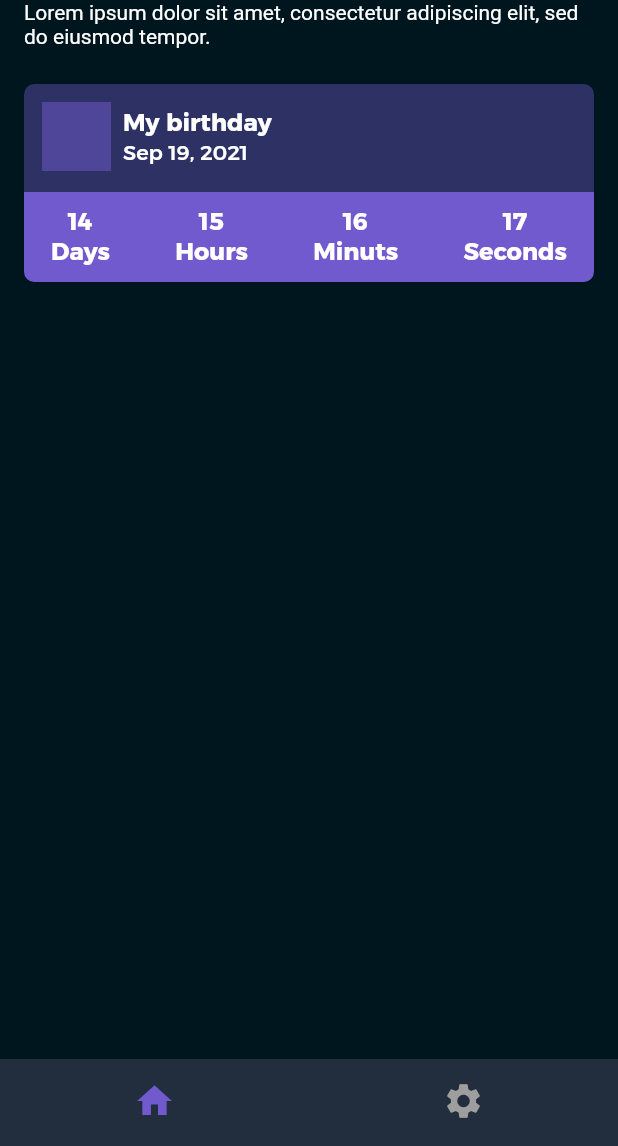
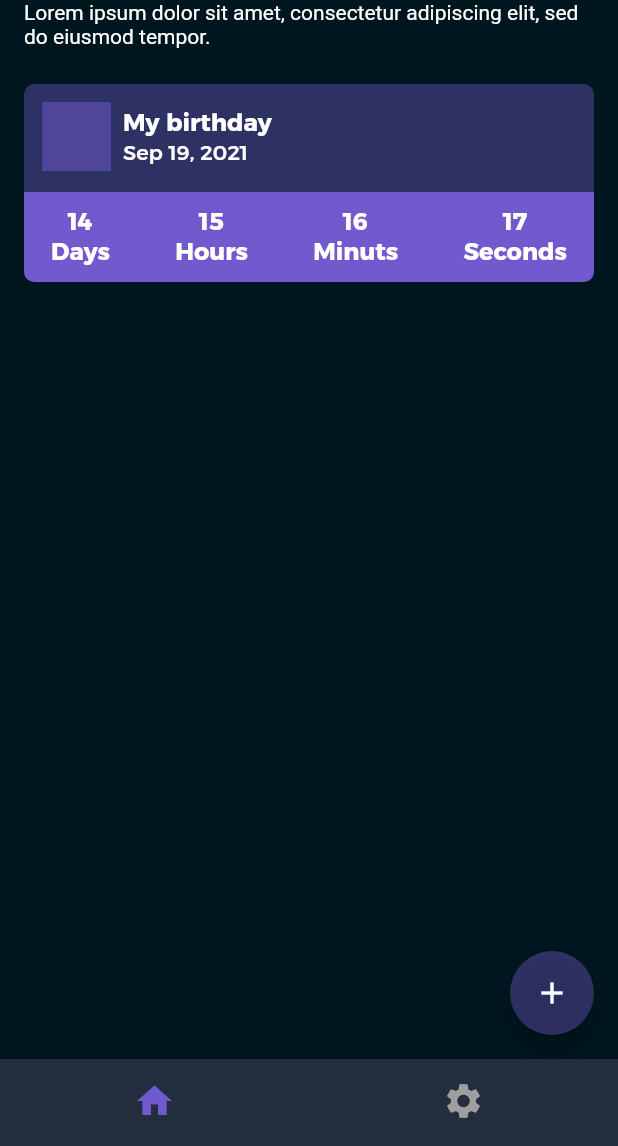
Before and after one commit to lamaAlrweta/countdown_app, a Flutter app: the screen it shows after launch, on a phone screen of 412 x 824 dp, the part 90-1236 px from its top. Run offline on Flutter 3.47's test engine with Material 2 defaults, Android fonts, the phone set to English and light mode, and no system bars.

Commit message:
Adding FAB

```diff
--- a/lib/screens/tabbarScreen.dart
+++ b/lib/screens/tabbarScreen.dart
@@ -47,6 +47,19 @@ class _TabBarScreenState extends State<TabBarScreen> {
         child: CustomAppbar(_pages[_selectedpageIndex]['title'],
             _pages[_selectedpageIndex]['hint']),
       ),
+      floatingActionButton: Theme(
+        data: ThemeData(
+          splashColor: Colors.transparent,
+          highlightColor: Colors.transparent,
+        ),
+        child: FloatingActionButton(
+          backgroundColor: Theme.of(context).primaryColor.withOpacity(0.4),
+          onPressed: () {
+            // Add your onPressed code here!
+          },
+          child: const Icon(Icons.add),
+        ),
+      ),
       body: _pages[_selectedpageIndex]['page'],
       backgroundColor: Theme.of(context).scaffoldBackgroundColor,
       bottomNavigationBar: Theme(
```
